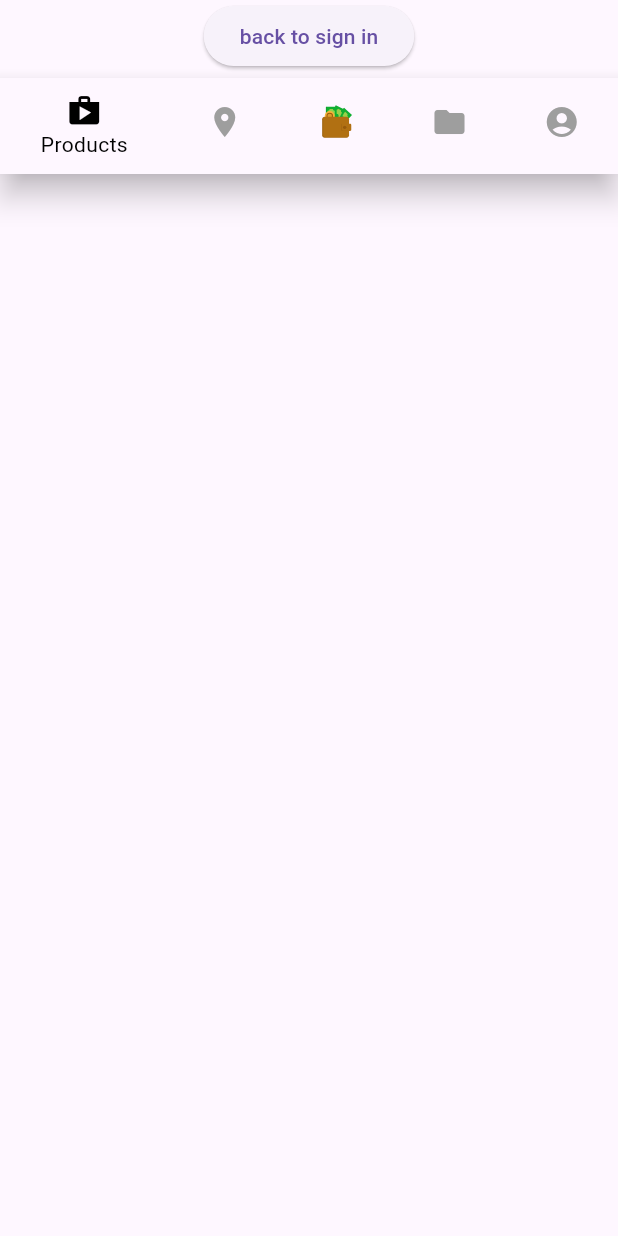
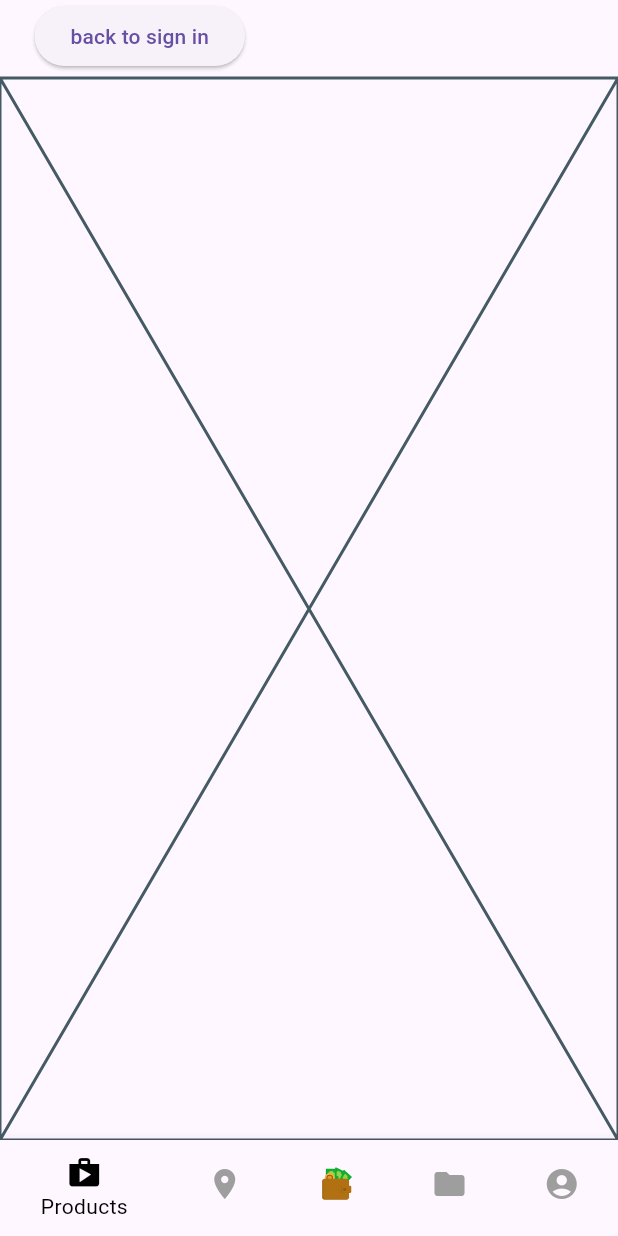
Before and after one commit to save-some/save-some, a Flutter app: the screen it shows once a user with an empty profile is signed in, on a phone screen of 412 x 824 dp. Run offline on Flutter 3.47's test engine with Material 3 defaults, Android fonts, the phone set to English and light mode, and no system bars; our stand-ins replace flutter_dotenv, flutter_svg, supabase_flutter; missing offline and left inert: mapbox_maps_flutter; accounts and stored records are empty.

Commit message:
fixed issue with the home screen recursively rendering into the scene

```diff
--- a/frontend/save-some-ui/lib/screens/home.dart
+++ b/frontend/save-some-ui/lib/screens/home.dart
@@ -9,16 +9,22 @@ import 'package:save_some_ui/screens/maps.dart';
 
 // import 'package:save_some_ui/forms/signin.dart';
 
+
+// New dedicated widget for the home tab's content
+class HomeContent extends StatelessWidget {
+  const HomeContent({super.key});
+
+  @override
+  Widget build(BuildContext context) {
+    return const Center(
+      child: Text('Home'), // replace with your actual home content
+    );
+  }
+}
+
+
 class HomeScreen extends StatefulWidget {
   const HomeScreen({super.key});
-
-  static const List<Widget> _pages = <Widget>[
-    ProductScreen(),
-    MapsScreen(),
-    HomeScreen(),
-    HistoryScreen(),
-    AccountScreen(),
-  ];
 
   @override
   State<HomeScreen> createState() => _HomeScreenState();
@@ -28,16 +34,27 @@ class _HomeScreenState extends State<HomeScreen> {
   int _selectedIndex = 0;
 
   void onItemTapped(int idx) {
+    if (idx == _selectedIndex) return;
     setState(() {
       _selectedIndex = idx;
     });
   }
+
+  static const List<Widget> _pages = <Widget>[
+    ProductScreen(),
+    MapsScreen(),
+    HomeContent(),
+    HistoryScreen(),
+    AccountScreen(),
+  ];
 
   @override
   Widget build(BuildContext context) {
     return Scaffold(
       body: Center(
         child: Column(
+          children: [
+            Row(
               children: [
                 Padding(
                   padding: const EdgeInsets.fromLTRB(23, 0, 23, 4),
@@ -48,22 +65,23 @@ class _HomeScreenState extends State<HomeScreen> {
                     child: const Text('back to sign in'),
                   ),
                 ),
-            BottomNavigationBar(
+              ],
+            ),
+
+            Expanded(child: Center(child: _pages.elementAt(_selectedIndex))),
+          ],
+        ),
+      ),
+      bottomNavigationBar: BottomNavigationBar(
         unselectedItemColor: Colors.grey,
         selectedItemColor: Colors.black,
         currentIndex: _selectedIndex,
         backgroundColor: Colors.black,
         onTap: onItemTapped,
         items: [
-                BottomNavigationBarItem(
-                  icon: Icon(Icons.shop),
-                  label: 'Products',
-                ),
+          BottomNavigationBarItem(icon: Icon(Icons.shop), label: 'Products'),
 
-                BottomNavigationBarItem(
-                  icon: Icon(Icons.location_on),
-                  label: 'Maps',
-                ),
+          BottomNavigationBarItem(icon: Icon(Icons.location_on), label: 'Maps'),
 
           BottomNavigationBarItem(
             icon: SvgPicture.asset(
@@ -79,19 +97,13 @@ class _HomeScreenState extends State<HomeScreen> {
             label: 'Home',
           ),
 
-                BottomNavigationBarItem(
-                  icon: Icon(Icons.folder),
-                  label: 'History',
-                ),
+          BottomNavigationBarItem(icon: Icon(Icons.folder), label: 'History'),
           BottomNavigationBarItem(
             icon: Icon(Icons.account_circle),
             label: 'Account',
           ),
         ],
       ),
-          ],
-        ),
-      ),
     );
   }
 }
```
Lines whose indentation alone changed are shown as unchanged.
